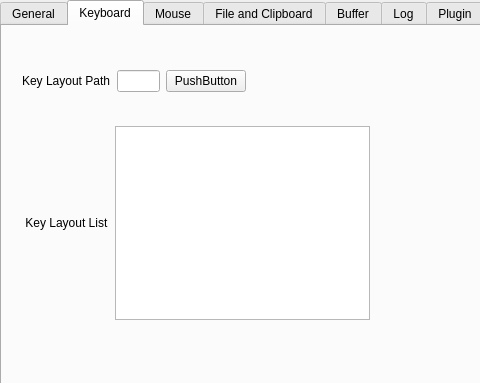
Qt form src/GUI/preference_dialog.ui (funfun-dc5/qtbrynhildr) before a commit; both pictures show x 0 to 480 and y 0 to 383 of the 619 by 557 pixel window.
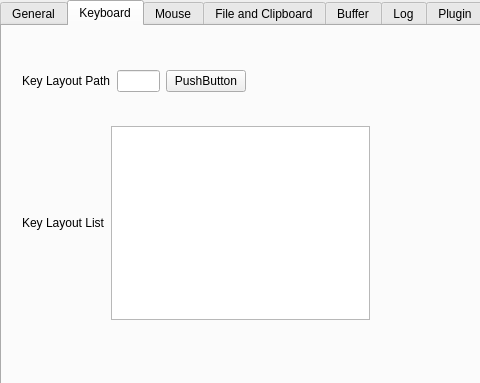
The same form after that commit. The open tabs and pages were chosen to show the change.

Commit message: added initial version of preference dialog

Diff of the .ui file:
```diff
--- a/src/GUI/preference_dialog.ui
+++ b/src/GUI/preference_dialog.ui
@@ -160,7 +160,7 @@
       <item>
        <widget class="QLabel" name="label_keyLayoutList">
         <property name="text">
-         <string> Key Layout List</string>
+         <string>Key Layout List</string>
         </property>
        </widget>
       </item>
```
The commit also changes 7 other files.
